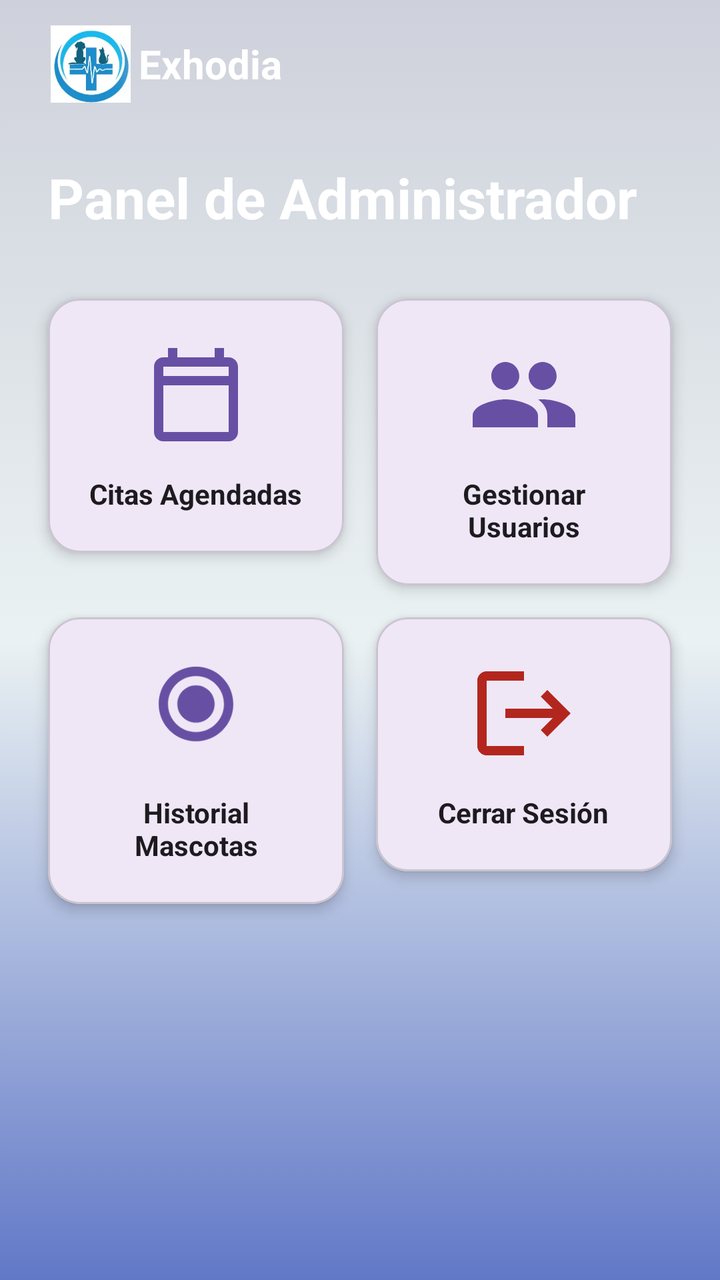
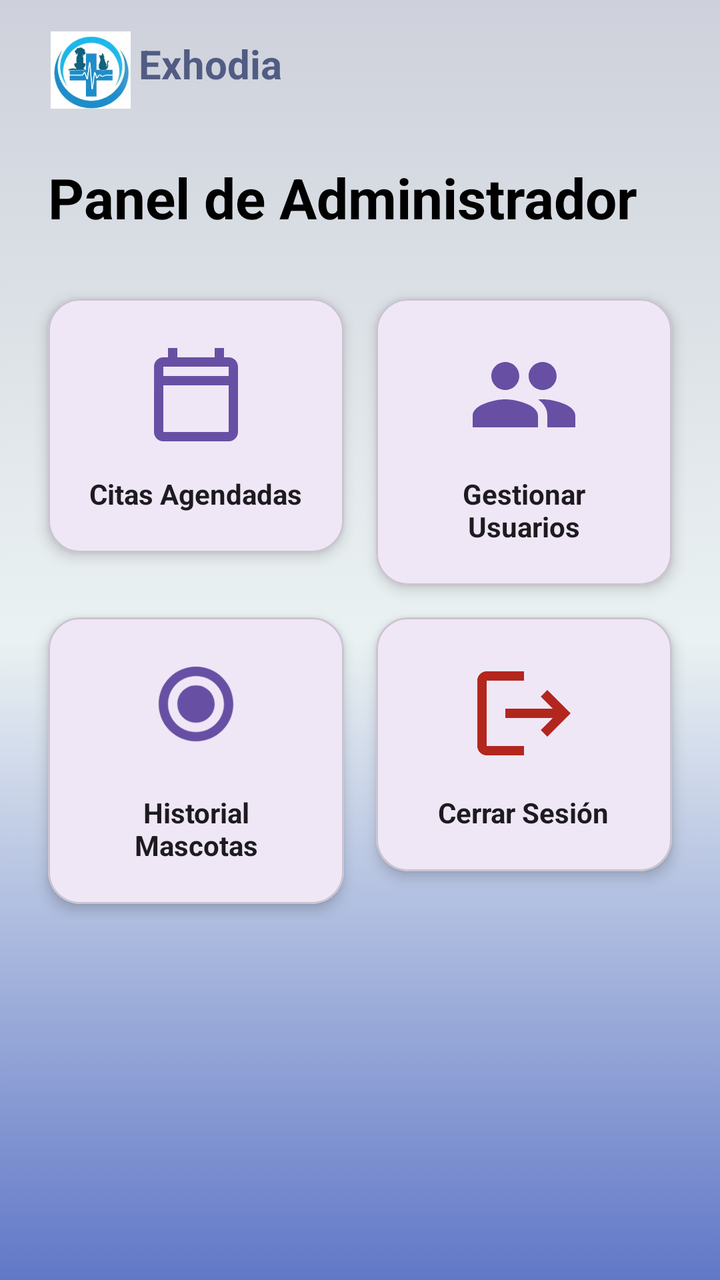

An Android layout rendered at two revisions. The XML below is the earlier revision; the diff shows what the commit changed to produce the second picture.
<!-- AndroidManifest.xml: application theme Theme.Veterinaria -->
<!-- res/layout/activity_inicio_admin.xml -->
<?xml version="1.0" encoding="utf-8"?>
<ScrollView xmlns:android="http://schemas.android.com/apk/res/android"
    xmlns:app="http://schemas.android.com/apk/res-auto"
    xmlns:tools="http://schemas.android.com/tools"
    android:layout_width="match_parent"
    android:layout_height="match_parent"
    android:fillViewport="true"
    android:background="@drawable/gradient_fondo"
    tools:context=".InicioAdmin_act">

    <androidx.constraintlayout.widget.ConstraintLayout
        android:layout_width="match_parent"
        android:layout_height="wrap_content"
        android:paddingBottom="24dp">

        
        <com.google.android.material.appbar.AppBarLayout
            android:id="@+id/appBarLayout"
            android:layout_width="match_parent"
            android:layout_height="wrap_content"
            android:background="@android:color/transparent"
            app:elevation="0dp"
            app:layout_constraintTop_toTopOf="parent">

            <androidx.appcompat.widget.Toolbar
                android:id="@+id/toolbar"
                android:layout_width="match_parent"
                android:layout_height="?attr/actionBarSize"
                app:title=" " >

                <ImageView
                    android:id="@+id/logoImageView"
                    android:layout_width="40dp"
                    android:layout_height="40dp"
                    android:layout_gravity="start"
                    android:src="@drawable/logos" />

                <TextView
                    android:layout_width="wrap_content"
                    android:layout_height="wrap_content"
                    android:layout_marginStart="16dp"
                    android:text="Exhodia"
                    android:textColor="@android:color/white"
                    android:textSize="20sp"
                    android:textStyle="bold" />

            </androidx.appcompat.widget.Toolbar>
        </com.google.android.material.appbar.AppBarLayout>

        <TextView
            android:id="@+id/tvAdminPanelTitle"
            android:layout_width="0dp"
            android:layout_height="wrap_content"
            android:layout_marginHorizontal="24dp"
            android:layout_marginTop="16dp"
            android:text="Panel de Administrador"
            android:textColor="@android:color/white"
            android:textSize="28sp"
            android:textStyle="bold"
            app:layout_constraintEnd_toEndOf="parent"
            app:layout_constraintStart_toStartOf="parent"
            app:layout_constraintTop_toBottomOf="@id/appBarLayout" />

        
        <GridLayout
            android:id="@+id/adminFunctionsGrid"
            android:layout_width="0dp"
            android:layout_height="wrap_content"
            android:layout_marginHorizontal="16dp"
            android:layout_marginTop="24dp"
            android:alignmentMode="alignMargins"
            android:columnCount="2"
            android:columnOrderPreserved="false"
            app:layout_constraintEnd_toEndOf="parent"
            app:layout_constraintStart_toStartOf="parent"
            app:layout_constraintTop_toBottomOf="@+id/tvAdminPanelTitle">

            
            <com.google.android.material.card.MaterialCardView
                android:id="@+id/btnVerCitas"
                android:layout_width="0dp"
                android:layout_height="wrap_content"
                android:layout_columnWeight="1"
                android:layout_margin="8dp"
                android:clickable="true"
                android:focusable="true"
                app:cardCornerRadius="16dp"
                app:cardElevation="4dp">

                <LinearLayout
                    android:layout_width="match_parent"
                    android:layout_height="wrap_content"
                    android:gravity="center"
                    android:orientation="vertical"
                    android:padding="20dp">

                    <ImageView
                        android:layout_width="56dp"
                        android:layout_height="56dp"
                        android:src="@drawable/ic_calendar_month"
                        app:tint="?attr/colorPrimary" />

                    <TextView
                        android:layout_width="wrap_content"
                        android:layout_height="wrap_content"
                        android:layout_marginTop="12dp"
                        android:text="Citas Agendadas"
                        android:textAlignment="center"
                        android:textColor="?attr/colorOnSurface"
                        android:textStyle="bold" />
                </LinearLayout>
            </com.google.android.material.card.MaterialCardView>

            
            <com.google.android.material.card.MaterialCardView
                android:id="@+id/btnGestionarUsuarios"
                android:layout_width="0dp"
                android:layout_height="wrap_content"
                android:layout_columnWeight="1"
                android:layout_margin="8dp"
                android:clickable="true"
                android:focusable="true"
                app:cardCornerRadius="16dp"
                app:cardElevation="4dp">

                <LinearLayout
                    android:layout_width="match_parent"
                    android:layout_height="wrap_content"
                    android:gravity="center"
                    android:orientation="vertical"
                    android:padding="20dp">

                    <ImageView
                        android:layout_width="56dp"
                        android:layout_height="56dp"
                        android:src="@drawable/ic_manage_accounts"
                        app:tint="?attr/colorPrimary" />

                    <TextView
                        android:layout_width="wrap_content"
                        android:layout_height="wrap_content"
                        android:layout_marginTop="12dp"
                        android:text="Gestionar Usuarios"
                        android:textAlignment="center"
                        android:textColor="?attr/colorOnSurface"
                        android:textStyle="bold" />
                </LinearLayout>
            </com.google.android.material.card.MaterialCardView>

            
            <com.google.android.material.card.MaterialCardView
                android:id="@+id/btnVerHistorialMascotas"
                android:layout_width="0dp"
                android:layout_height="wrap_content"
                android:layout_columnWeight="1"
                android:layout_margin="8dp"
                android:clickable="true"
                android:focusable="true"
                app:cardCornerRadius="16dp"
                app:cardElevation="4dp">

                <LinearLayout
                    android:layout_width="match_parent"
                    android:layout_height="wrap_content"
                    android:gravity="center"
                    android:orientation="vertical"
                    android:padding="20dp">

                    <ImageView
                        android:layout_width="56dp"
                        android:layout_height="56dp"
                        android:src="@drawable/ic_pets"
                        app:tint="?attr/colorPrimary" />

                    <TextView
                        android:layout_width="wrap_content"
                        android:layout_height="wrap_content"
                        android:layout_marginTop="12dp"
                        android:text="Historial Mascotas"
                        android:textAlignment="center"
                        android:textColor="?attr/colorOnSurface"
                        android:textStyle="bold" />
                </LinearLayout>
            </com.google.android.material.card.MaterialCardView>

            
            <com.google.android.material.card.MaterialCardView
                android:id="@+id/btnCerrarSesion"
                android:layout_width="0dp"
                android:layout_height="wrap_content"
                android:layout_columnWeight="1"
                android:layout_margin="8dp"
                android:clickable="true"
                android:focusable="true"
                app:cardCornerRadius="16dp"
                app:cardElevation="4dp">

                <LinearLayout
                    android:layout_width="match_parent"
                    android:layout_height="wrap_content"
                    android:gravity="center"
                    android:orientation="vertical"
                    android:padding="20dp">

                    <ImageView
                        android:layout_width="56dp"
                        android:layout_height="56dp"
                        android:src="@drawable/ic_logout"
                        app:tint="?attr/colorError" />

                    <TextView
                        android:layout_width="wrap_content"
                        android:layout_height="wrap_content"
                        android:layout_marginTop="12dp"
                        android:text="Cerrar Sesión"
                        android:textAlignment="center"
                        android:textColor="?attr/colorOnSurface"
                        android:textStyle="bold" />
                </LinearLayout>
            </com.google.android.material.card.MaterialCardView>

        </GridLayout>

    </androidx.constraintlayout.widget.ConstraintLayout>
</ScrollView>
<!-- resources referenced by this layout -->
<resources>
  <!-- drawable gradient_fondo (drawable) -->
  <?xml version="1.0" encoding="utf-8"?>
  <selector xmlns:android="http://schemas.android.com/apk/res/android">
      <item>
          <shape>
              <gradient
                  android:startColor="#6178C7"
                  android:centerColor="#C7E5F0EF"
                  android:endColor="#CED1DB"
                  android:angle="90"/>
              <corners
                  android:radius="0dp"/>
          </shape>
      </item>
  </selector>
  <!-- drawable ic_calendar_month (drawable) -->
  <vector xmlns:android="http://schemas.android.com/apk/res/android"
      android:width="24dp"
      android:height="24dp"
      android:viewportWidth="24"
      android:viewportHeight="24">
      <path
          android:fillColor="@android:color/white"
          android:pathData="M19,4h-1V2h-2v2H8V2H6v2H5c-1.11,0 -1.99,0.9 -1.99,2L3,20c0,1.1 0.89,2 2,2h14c1.1,0 2,-0.9 2,-2V6c0,-1.1 -0.9,-2 -2,-2zm0,16H5V10h14v10zM5,8V6h14v2H5z"/>
  </vector>
  <!-- drawable ic_logout (drawable) -->
  <vector xmlns:android="http://schemas.android.com/apk/res/android"
      android:width="24dp"
      android:height="24dp"
      android:viewportWidth="24"
      android:viewportHeight="24">
      <path
          android:fillColor="@android:color/white"
          android:pathData="M17,7l-1.41,1.41L18.17,11H8v2h10.17l-2.58,2.58L17,17l5,-5zM4,5h8V3H4c-1.1,0 -2,0.9 -2,2v14c0,1.1 0.9,2 2,2h8v-2H4V5z"/>
  </vector>
  <!-- drawable ic_manage_accounts (drawable) -->
  <vector xmlns:android="http://schemas.android.com/apk/res/android"
      android:width="24dp"
      android:height="24dp"
      android:viewportWidth="24"
      android:viewportHeight="24">
      <path
          android:fillColor="@android:color/white"
          android:pathData="M16,11c1.66,0 2.99,-1.34 2.99,-3S17.66,5 16,5c-1.66,0 -3,1.34 -3,3s1.34,3 3,3zm-8,0c1.66,0 2.99,-1.34 2.99,-3S9.66,5 8,5C6.34,5 5,6.34 5,8s1.34,3 3,3zm0,2c-2.33,0 -7,1.17 -7,3.5V19h14v-2.5c0,-2.33 -4.67,-3.5 -7,-3.5zm8,0c-0.29,0 -0.62,0.02 -0.97,0.05 1.16,0.84 1.97,1.97 1.97,3.45V19h6v-2.5c0,-2.33 -4.67,-3.5 -7,-3.5z"/>
  </vector>
  <!-- drawable ic_pets (drawable) -->
  <vector xmlns:android="http://schemas.android.com/apk/res/android"
      android:width="24dp"
      android:height="24dp"
      android:viewportWidth="24"
      android:viewportHeight="24">
      <path
          android:fillColor="@android:color/white"
          android:pathData="M12,2c-4.41,0 -8,3.59 -8,8s3.59,8 8,8 8,-3.59 8,-8 -3.59,-8 -8,-8zM12,4c3.31,0 6,2.69 6,6s-2.69,6 -6,6 -6,-2.69 -6,-6 2.69,-6 6,-6zM12,14c-2.21,0 -4,-1.79 -4,-4s1.79,-4 4,-4 4,1.79 4,4 -1.79,4 -4,4z"/>
  </vector>
  <!-- drawable logos: png bitmap (drawable, 48544 bytes) -->
  <style name="Theme.Veterinaria" parent="Base.Theme.Veterinaria" />
  <style name="Base.Theme.Veterinaria" parent="Theme.Material3.DayNight.NoActionBar">
          
          
      </style>
</resources>

<!-- the commit's change to res/layout/activity_inicio_admin.xml (unified diff, before → after) -->
@@ -26,12 +26,13 @@
                 android:id="@+id/toolbar"
                 android:layout_width="match_parent"
                 android:layout_height="?attr/actionBarSize"
-                app:title=" " >
+                app:title=" ">
 
                 <ImageView
                     android:id="@+id/logoImageView"
                     android:layout_width="40dp"
                     android:layout_height="40dp"
+                    android:layout_marginTop="15dp"
                     android:layout_gravity="start"
                     android:src="@drawable/logos" />
 
@@ -40,7 +41,7 @@
                     android:layout_height="wrap_content"
                     android:layout_marginStart="16dp"
                     android:text="Exhodia"
-                    android:textColor="@android:color/white"
+                    android:textColor="#A70F1B52"
                     android:textSize="20sp"
                     android:textStyle="bold" />
 
@@ -54,7 +55,7 @@
             android:layout_marginHorizontal="24dp"
             android:layout_marginTop="16dp"
             android:text="Panel de Administrador"
-            android:textColor="@android:color/white"
+            android:textColor="@color/black"
             android:textSize="28sp"
             android:textStyle="bold"
             app:layout_constraintEnd_toEndOf="parent"
<!-- resource entries referenced after the edit -->
@@ -1,5 +1,6 @@
 <!-- resources referenced by this layout -->
 <resources>
+  <color name="black">#FF000000</color>
   <!-- drawable gradient_fondo (drawable) -->
   <?xml version="1.0" encoding="utf-8"?>
   <selector xmlns:android="http://schemas.android.com/apk/res/android">
